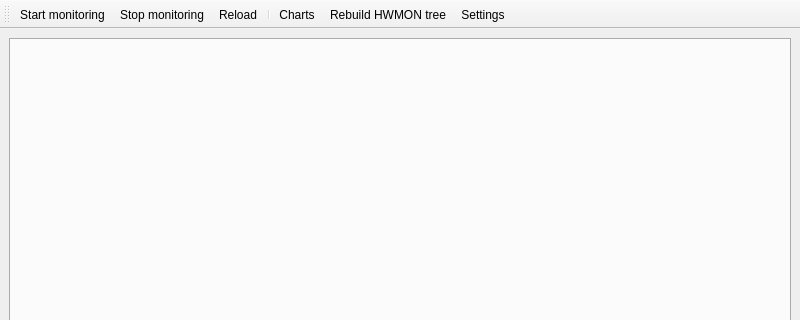
First picture: the form in src/ui/mainwindow.ui, repository aleksamagicka/lensors, before the edit; both pictures show x 0 to 800 and y 0 to 320 of the 800 by 600 pixel window.
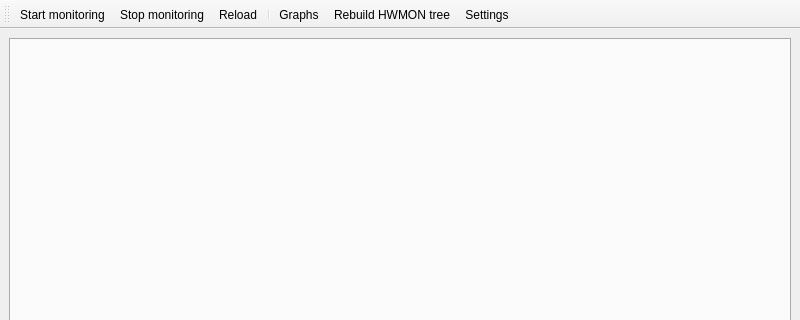
Second picture: the form after the edit. Icons and pictures are not drawn.

Commit message: Rename button from Charts to Graphing and related entries

```diff
--- a/src/ui/mainwindow.ui
+++ b/src/ui/mainwindow.ui
@@ -45,7 +45,7 @@
    <addaction name="actionStopMonitoring"/>
    <addaction name="actionReload"/>
    <addaction name="separator"/>
-   <addaction name="actionCharts"/>
+   <addaction name="actionGraphing"/>
    <addaction name="actionRebuildHwmonTree"/>
    <addaction name="actionSettings"/>
   </widget>
@@ -132,16 +132,16 @@
     <string>Reload sensor values.</string>
    </property>
   </action>
-  <action name="actionCharts">
+  <action name="actionGraphing">
    <property name="icon">
     <iconset>
      <normaloff>../../resources/icons/icons8-combo-chart-64.png</normaloff>../../resources/icons/icons8-combo-chart-64.png</iconset>
    </property>
    <property name="text">
-    <string>Charts</string>
+    <string>Graphs</string>
    </property>
    <property name="toolTip">
-    <string>Draw charts.</string>
+    <string>Draw graphs.</string>
    </property>
    <property name="shortcut">
     <string>Ctrl+G</string>
```
